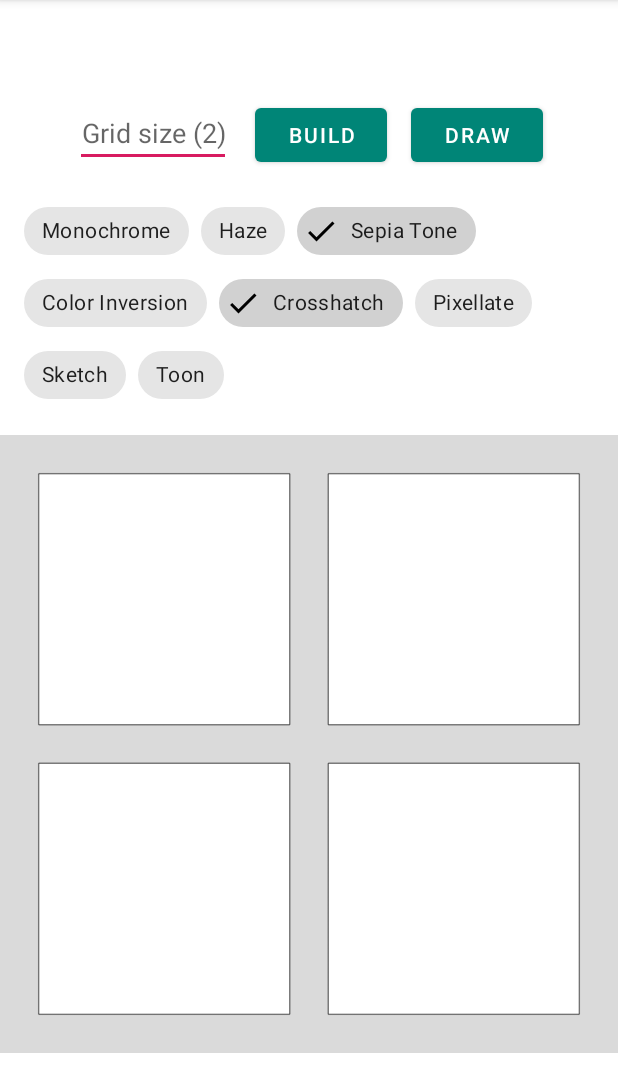
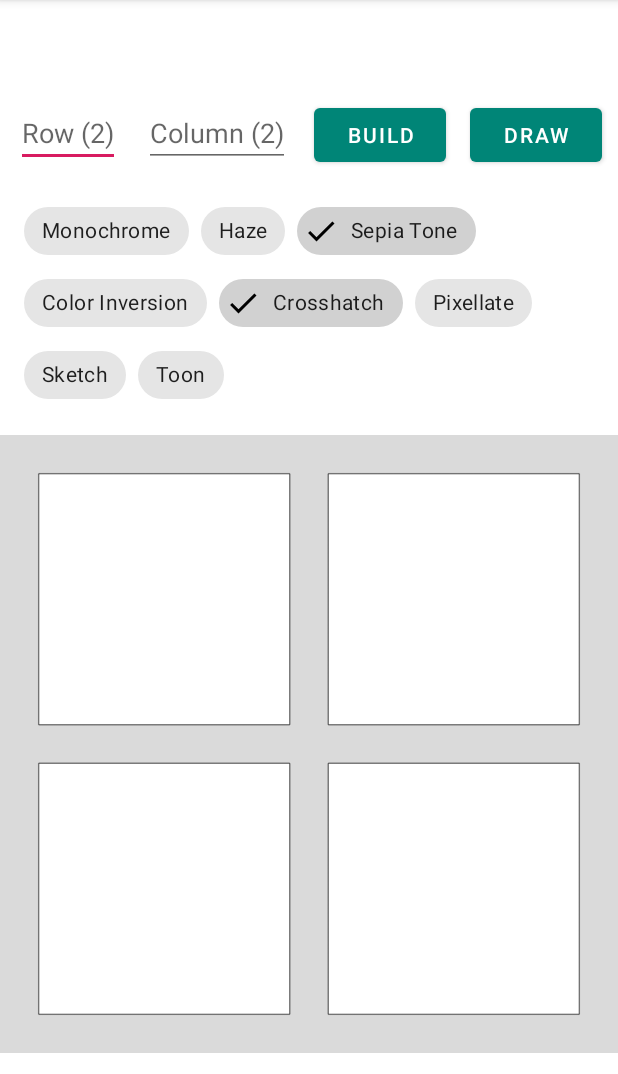
Before and after one commit to darkfoxdx/inmagine, an Android app: the screen it shows after launch (MainActivity), after a tap on "BUILD", on a phone screen of 412 x 824 dp, the part 84-1158 px from its top. Run offline under Robolectric (Android 15) with nearby library versions, the phone set to English and light mode, and no system bars; libraries missing offline, so code that uses them is left out: jp.co.cyberagent.

Commit message:
Add in logic to disallow 0 for the size which would cause crash Add in row and column to input Refactor to be able to handle row and column

```diff
--- a/app/src/main/java/com/projecteugene/inmagine/MainActivity.kt
+++ b/app/src/main/java/com/projecteugene/inmagine/MainActivity.kt
@@ -1,7 +1,6 @@
 package com.projecteugene.inmagine
 
 import android.graphics.Bitmap
-import android.graphics.BitmapFactory
 import android.graphics.Canvas
 import android.graphics.Color
 import android.os.Bundle
@@ -29,15 +28,17 @@ class MainActivity : AppCompatActivity() {
         iv_canvas.setImageBitmap(canvasFx())
 
         btn_build.setOnClickListener {
-            val amountInGrid = et_amount.text.toString().toIntOrNull()
-            iv_canvas.setImageBitmap(canvasFx(amountInGrid))
+            val amountInRow = et_amount_x.text.toString().toIntOrNull()
+            val amountInColumn = et_amount_y.text.toString().toIntOrNull()
+            iv_canvas.setImageBitmap(canvasFx(amountInRow, amountInColumn))
         }
 
         btn_draw.setOnClickListener {
-            val amountInGrid = et_amount.text.toString().toIntOrNull()
+            val amountInRow = et_amount_x.text.toString().toIntOrNull()
+            val amountInColumn = et_amount_y.text.toString().toIntOrNull()
             filterList.clear()
             cg_filters.checkedChipIds.forEach { id -> addFilter(filterList, id) }
-            iv_canvas.setImageBitmap(canvasFx(amountInGrid, true, filterList))
+            iv_canvas.setImageBitmap(canvasFx(amountInRow, amountInColumn, true, filterList))
         }
     }
 
@@ -45,12 +46,14 @@ class MainActivity : AppCompatActivity() {
      * Function that will draw a square grid based on the amount, images if possible and apply filters to images.
      * and returns as a bitmap
      *
-     * @param amount        Amount of squares in a row
+     * @param amountX        Amount of squares in a row
+     * @param amountY        Amount of squares in a column
      * @param drawImages    Boolean to draw images if true
      * @param list          Filters to apply to images
      */
-    private fun canvasFx(amount: Int? = 2, drawImages: Boolean = false, list: MutableList<GPUImageFilter> = ArrayList()): Bitmap {
-        val actualAmount = amount ?: 2
+    private fun canvasFx(amountX: Int? = 2, amountY: Int? = 2, drawImages: Boolean = false, list: MutableList<GPUImageFilter> = ArrayList()): Bitmap {
+        val actualAmountX = amountX ?: 2
+        val actualAmountY = amountY ?: 2
         val fillPaint = PaintUtils.fillPaint(Color.WHITE)
         val strokePaint = PaintUtils.strokePaint(Color.BLACK)
         val imagePaint = PaintUtils.imagePaint()
@@ -62,24 +65,26 @@ class MainActivity : AppCompatActivity() {
         val canvas = Canvas(bitmap)
         canvas.drawRGB(218, 218, 218)
 
+        if (actualAmountX > 0 && actualAmountY > 0) {
             // Square size is canvas minus all the margins (amount + 1) divided by the amount
-        val squareSize = (canvasSize - ((actualAmount + 1) * margin)) / actualAmount
-        if (squareSize > 0) {
-            for (x in 0 until actualAmount) {          // x
-                for (y in 0 until actualAmount) {      // y
+            val squareSizeX = (canvasSize - ((actualAmountX + 1) * margin)) / actualAmountX
+            val squareSizeY = (canvasSize - ((actualAmountY + 1) * margin)) / actualAmountY
+            if (squareSizeX > 0 && squareSizeY > 0) {
+                for (x in 0 until actualAmountX) {          // x
+                    for (y in 0 until actualAmountY) {      // y
                         canvas.save()
                         val totalMarginSizeX = margin * (x + 1)
                         val totalMarginSizeY = margin * (y + 1)
-                    val left = totalMarginSizeY.toFloat() + (squareSize * y)
-                    val top = totalMarginSizeX.toFloat() + (squareSize * x)
+                        val top = totalMarginSizeY.toFloat() + (squareSizeY * y)
+                        val left = totalMarginSizeX.toFloat() + (squareSizeX * x)
                         val origin = 0f
                         canvas.translate(left, top)
-                    canvas.drawRect(origin, origin, squareSize.toFloat(), squareSize.toFloat(), fillPaint)
-                    canvas.drawRect(origin, origin, squareSize.toFloat(), squareSize.toFloat(), strokePaint)
+                        canvas.drawRect(origin, origin, squareSizeX.toFloat(), squareSizeY.toFloat(), fillPaint)
+                        canvas.drawRect(origin, origin, squareSizeX.toFloat(), squareSizeY.toFloat(), strokePaint)
 
                         if (drawImages) {
-                        val position = (y + (actualAmount * x)) % images.size
-                        val imageCropped = createThumbnail(images[position], squareSize, list)
+                            val position = (y + (actualAmountY * x)) % images.size
+                            val imageCropped = createThumbnail(images[position], squareSizeX, squareSizeY, list)
                             canvas.drawBitmap(imageCropped, origin, origin, imagePaint)
                         }
                         canvas.restore()
@@ -89,6 +94,7 @@ class MainActivity : AppCompatActivity() {
                 Toast.makeText(this, "Unable to draw that amount of squares in a row.", Toast.LENGTH_SHORT).show()
             }
 
+        }
         return bitmap
     }
 
@@ -99,22 +105,22 @@ class MainActivity : AppCompatActivity() {
      * @param res           Image resource id
      * @param list          Filters to apply to images
      */
-    private fun createThumbnail(res: Int, size: Int, list: MutableList<GPUImageFilter>): Bitmap {
-        val image = BitmapUtils.decodeSampledBitmapFromResource(resources, res, size, size)
+    private fun createThumbnail(res: Int, sizeX: Int, sizeY: Int, list: MutableList<GPUImageFilter>): Bitmap {
+        val image = BitmapUtils.decodeSampledBitmapFromResource(resources, res, sizeX, sizeY)
         val scale: Float =
             if (image.width < image.height) {
-                size / image.width.toFloat()
+                sizeX / image.width.toFloat()
             } else {
-                size / image.height.toFloat()
+                sizeY / image.height.toFloat()
             }
 
         val scaledWidth = (image.width * scale).roundToInt()
         val scaledHeight = (image.height * scale).roundToInt()
 
         val scaled = Bitmap.createScaledBitmap(image, scaledWidth, scaledHeight, true)
-        val croppedX = (scaledWidth - size) / 2
-        val croppedY = (scaledHeight - size) / 2
-        val cropped = Bitmap.createBitmap(scaled, croppedX, croppedY, size, size)
+        val croppedX = (scaledWidth - sizeX) / 2
+        val croppedY = (scaledHeight - sizeY) / 2
+        val cropped = Bitmap.createBitmap(scaled, croppedX, croppedY, sizeX, sizeY)
 
         return applyFilter(cropped, list)
     }
--- a/app/src/main/res/layout/activity_main.xml
+++ b/app/src/main/res/layout/activity_main.xml
@@ -18,12 +18,23 @@
         app:layout_constraintRight_toRightOf="parent"
         app:layout_constraintTop_toTopOf="parent">
         <EditText
-            android:id="@+id/et_amount"
+            android:id="@+id/et_amount_x"
             android:layout_width="wrap_content"
             android:layout_height="wrap_content"
             android:maxLength="3"
             android:inputType="number"
-            android:hint="@string/grid_size"
+            android:hint="@string/row"
+            android:gravity="center_horizontal"
+            android:layout_marginEnd="16dp"
+            android:layout_marginRight="16dp" />
+
+        <EditText
+            android:id="@+id/et_amount_y"
+            android:layout_width="wrap_content"
+            android:layout_height="wrap_content"
+            android:maxLength="3"
+            android:inputType="number"
+            android:hint="@string/column"
             android:gravity="center_horizontal"
             android:layout_marginEnd="16dp"
             android:layout_marginRight="16dp" />
--- a/app/src/main/res/values/strings.xml
+++ b/app/src/main/res/values/strings.xml
@@ -14,4 +14,6 @@
     <string name="crosshatch">Crosshatch</string>
     <string name="sketch">Sketch</string>
     <string name="toon">Toon</string>
+    <string name="row">Row (2)</string>
+    <string name="column">Column (2)</string>
 </resources>
```
Lines whose indentation alone changed are shown as unchanged.
